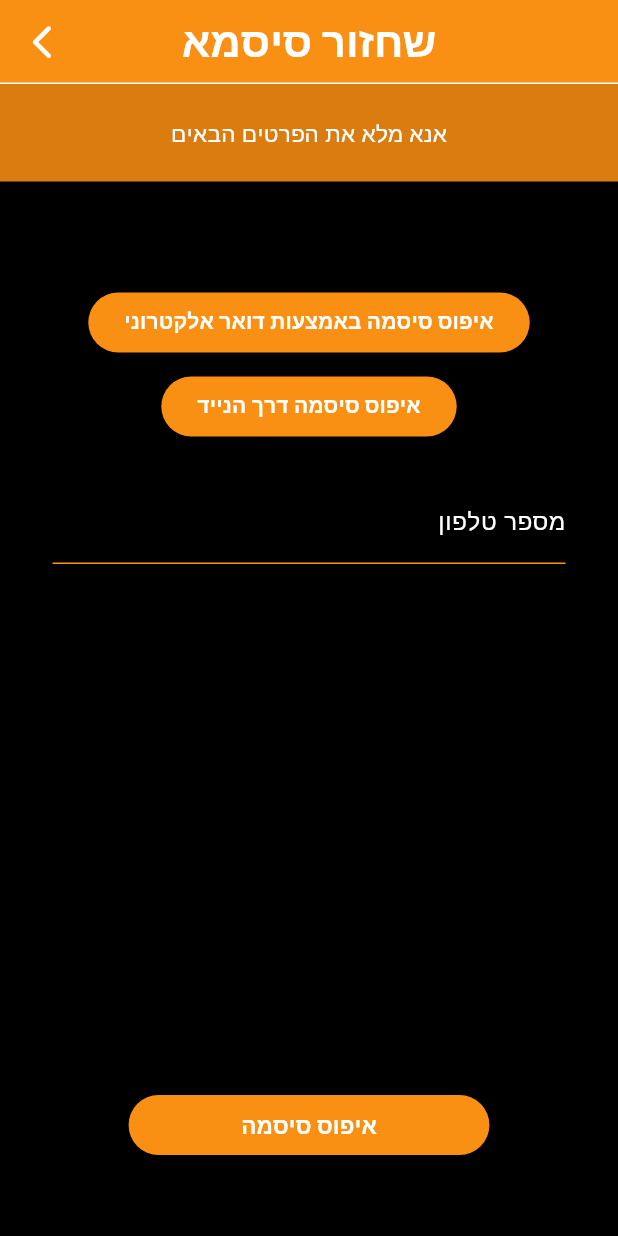
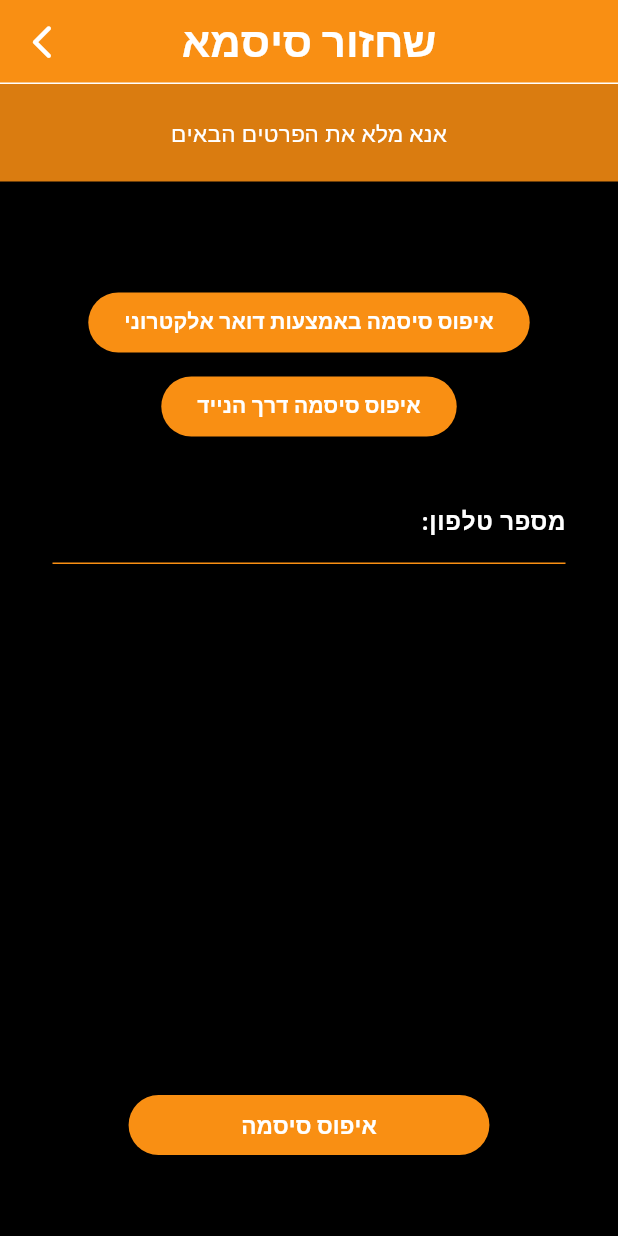
Before and after one commit to TzionZarbailov/easy_delevery, a Flutter app: the ResetPassword screen opened directly, after a tap on "איפוס סיסמה באמצעות דואר אלקטרוני", after a tap on "איפוס סיסמה דרך הנייד", on a phone screen of 412 x 824 dp. Run offline on Flutter 3.47's test engine with Material 2 defaults, Android fonts, the phone set to English and light mode, and no system bars; our stand-ins replace google_fonts.

Commit message:
Update reset_password.dart

```diff
--- a/lib/screens/reset_password.dart
+++ b/lib/screens/reset_password.dart
@@ -1,4 +1,5 @@
 import 'package:easy_delevery/components/my_button.dart';
+import 'package:easy_delevery/components/second_text_field.dart';
 import 'package:flutter/material.dart';
 
 enum ResetMethod { email, mobile }
@@ -11,19 +12,21 @@ class ResetPassword extends StatefulWidget {
 }
 
 class _ResetPasswordState extends State<ResetPassword> {
-  final TextEditingController emailController = TextEditingController();
-  final TextEditingController phoneNumController = TextEditingController();
-  ResetMethod? resetMethod;
+  final TextEditingController _emailController = TextEditingController();
+  final TextEditingController _phoneNumController = TextEditingController();
+  ResetMethod? _resetMethod;
 
   //* Register function
   void _reset() {}
 
   void get _emailReset => setState(() {
-        resetMethod = ResetMethod.email;
+        _resetMethod = ResetMethod.email;
+        _phoneNumController.clear();
       });
 
   void get _mobileReset => setState(() {
-        resetMethod = ResetMethod.mobile;
+        _resetMethod = ResetMethod.mobile;
+        _emailController.clear();
       });
 
   @override
@@ -80,7 +83,7 @@ class _ResetPasswordState extends State<ResetPassword> {
               Padding(
                 padding: const EdgeInsets.all(35),
                 child: Column(
-                  children: <Widget>[
+                  children: [
                     ElevatedButton(
                       style: ButtonStyle(
                         backgroundColor: MaterialStateProperty.all<Color>(
@@ -113,76 +116,32 @@ class _ResetPasswordState extends State<ResetPassword> {
                         ),
                       ),
                       onPressed: () => _mobileReset,
-
                       //! Use phoneNumController.text to get the entered phone number
                       //! Then, use a service like Firebase Authentication to send a password reset SMS
                     ),
+
                     const SizedBox(height: 25),
-                    if (resetMethod == ResetMethod.email)
-                      TextField(
-                        style: const TextStyle(
-                          color: Colors.white,
-                        ),
-                        textAlign: TextAlign.center,
-                        controller: emailController,
-                        cursorColor: const Color(0xFFF98F13),
-                        decoration: InputDecoration(
-                          label: Row(
-                            mainAxisAlignment: MainAxisAlignment.end,
-                            children: const [
-                              Text(
-                                'דוא"ר',
-                                style: TextStyle(
-                                  color: Colors.white,
-                                ),
-                              ),
-                            ],
-                          ),
-                          border: const UnderlineInputBorder(
-                            borderSide: BorderSide(color: Colors.orange),
-                          ),
-                          enabledBorder: const UnderlineInputBorder(
-                            borderSide: BorderSide(color: Colors.orange),
-                          ),
-                          focusedBorder: UnderlineInputBorder(
-                            borderSide:
-                                BorderSide(color: Colors.orange.shade300),
-                          ),
-                        ),
+
+                    if (_resetMethod == ResetMethod.email)
+                      SecondTextField(
+                        onTap: () {},
+                        keyboardType: TextInputType.emailAddress,
+                        controller: _emailController,
+                        labelText: ':דוא"ל',
+                        obscureText: false,
                       ),
-                    if (resetMethod == ResetMethod.mobile)
-                      TextField(
-                        style: const TextStyle(
-                          color: Colors.white,
-                        ),
-                        textAlign: TextAlign.center,
-                        controller: phoneNumController,
-                        cursorColor: const Color(0xFFF98F13),
-                        decoration: InputDecoration(
-                          label: Row(
-                            mainAxisAlignment: MainAxisAlignment.end,
-                            children: const [
-                              Text(
-                                'מספר טלפון',
-                                style: TextStyle(
-                                  color: Colors.white,
-                                ),
-                              ),
-                            ],
-                          ),
-                          border: const UnderlineInputBorder(
-                            borderSide: BorderSide(color: Colors.orange),
-                          ),
-                          enabledBorder: const UnderlineInputBorder(
-                            borderSide: BorderSide(color: Colors.orange),
-                          ),
-                          focusedBorder: UnderlineInputBorder(
-                            borderSide:
-                                BorderSide(color: Colors.orange.shade300),
-                          ),
-                        ),
+
+                    if (_resetMethod == ResetMethod.mobile)
+                      SecondTextField(
+                        onTap: () {},
+                        keyboardType: TextInputType.phone,
+                        controller: _phoneNumController,
+                        labelText: ':מספר טלפון',
+                        obscureText: false,
                       ),
+
                     const SizedBox(height: 350),
+
                     MyButton(
                       text: 'איפוס סיסמה',
                       horizontal: 75,
```
